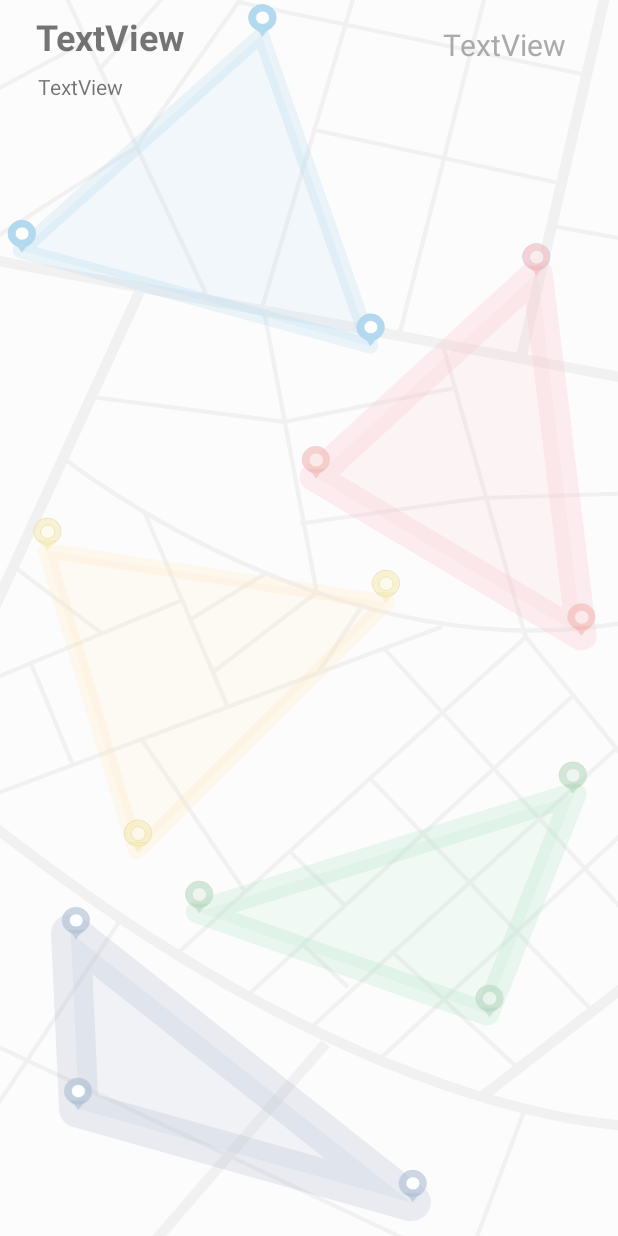
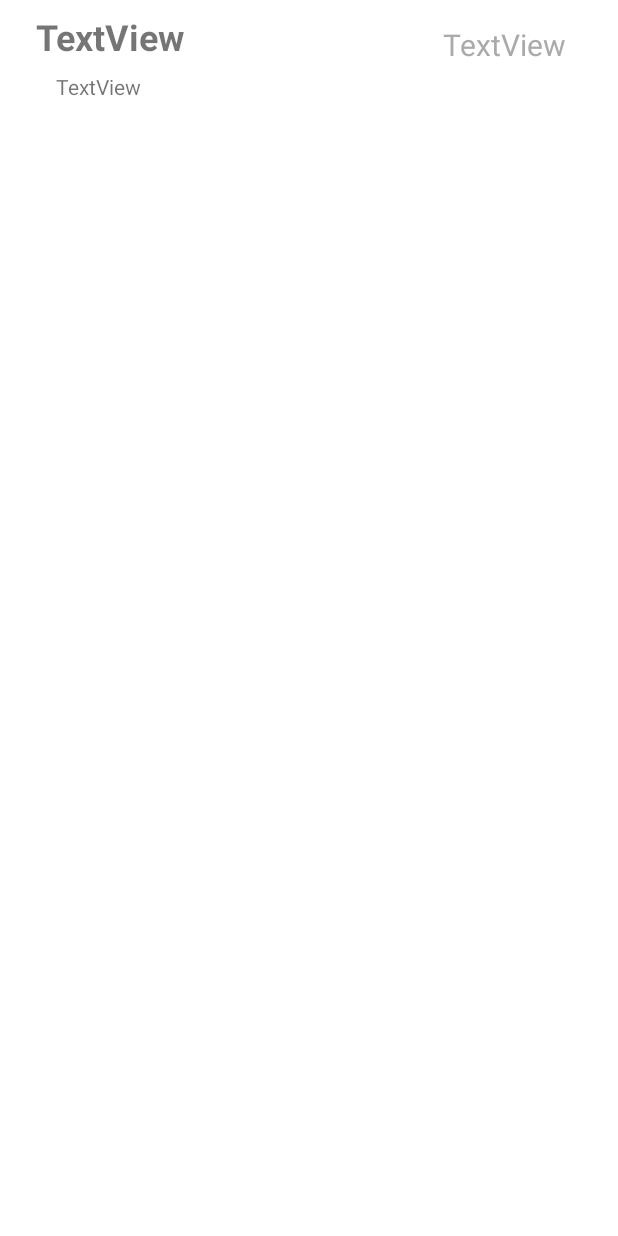
Before and after one commit to ko-t/PL2_Spread, an Android app: the layout list_rl_layout.xml on its own in the app's theme, with its tools: preview values and no code run, on a phone screen of 412 x 824 dp. Run offline under Robolectric (Android 15) with nearby library versions, the light colour scheme and no system bars.

Commit message:
アダプターのxmk修正

```diff
--- a/app/src/main/res/layout/list_rl_layout.xml
+++ b/app/src/main/res/layout/list_rl_layout.xml
@@ -4,19 +4,8 @@
     xmlns:tools="http://schemas.android.com/tools"
     android:id="@+id/linearLayout6"
     android:layout_width="match_parent"
-    android:layout_height="match_parent">
+    android:layout_height="wrap_content">
 
-    <ImageView
-        android:id="@+id/imageView"
-        android:layout_width="match_parent"
-        android:layout_height="match_parent"
-        app:srcCompat="@drawable/st_back_vec"
-        android:alpha="0.3"
-        android:scaleType="fitXY"
-        app:layout_constraintBottom_toBottomOf="parent"
-        app:layout_constraintEnd_toEndOf="parent"
-        app:layout_constraintStart_toStartOf="parent"
-        app:layout_constraintTop_toTopOf="parent" />
 
     <TextView
         android:id="@+id/rl_host_textview_roomname"
@@ -38,6 +27,7 @@
         android:layout_marginEnd="305dp"
         android:text="TextView"
         app:layout_constraintEnd_toEndOf="parent"
+        app:layout_constraintHorizontal_bias="0.75"
         app:layout_constraintStart_toStartOf="parent"
         app:layout_constraintTop_toBottomOf="@+id/rl_host_textview_roomname" />
 
```
Also changed, not shown: app/src/main/res/layout/list_rk.xml (+1 -12 lines).
